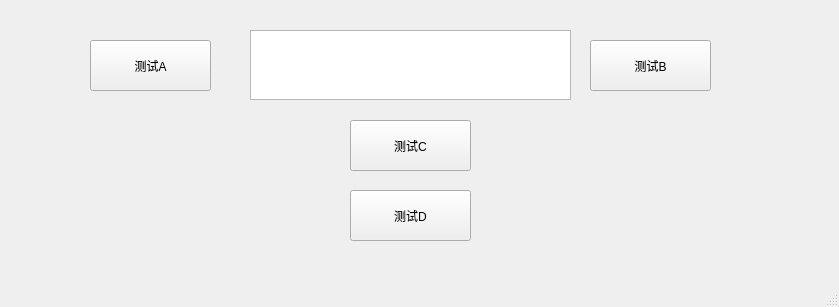
This is uiDefines/MainWindow.ui in wcss2010/PythonRibbonDemo as Qt 5 draws it before an edit. The edited form follows.
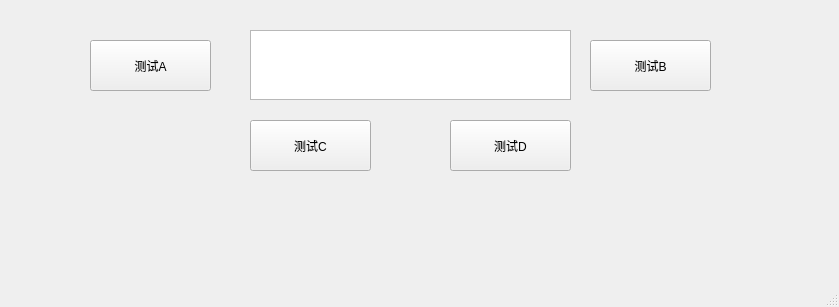
This is the edited form.

```diff
--- a/uiDefines/MainWindow.ui
+++ b/uiDefines/MainWindow.ui
@@ -53,7 +53,7 @@
    <widget class="QPushButton" name="btnTestC">
     <property name="geometry">
      <rect>
-      <x>350</x>
+      <x>250</x>
       <y>120</y>
       <width>121</width>
       <height>51</height>
@@ -66,8 +66,8 @@
    <widget class="QPushButton" name="btnTestD">
     <property name="geometry">
      <rect>
-      <x>350</x>
-      <y>190</y>
+      <x>450</x>
+      <y>120</y>
       <width>121</width>
       <height>51</height>
      </rect>
```
